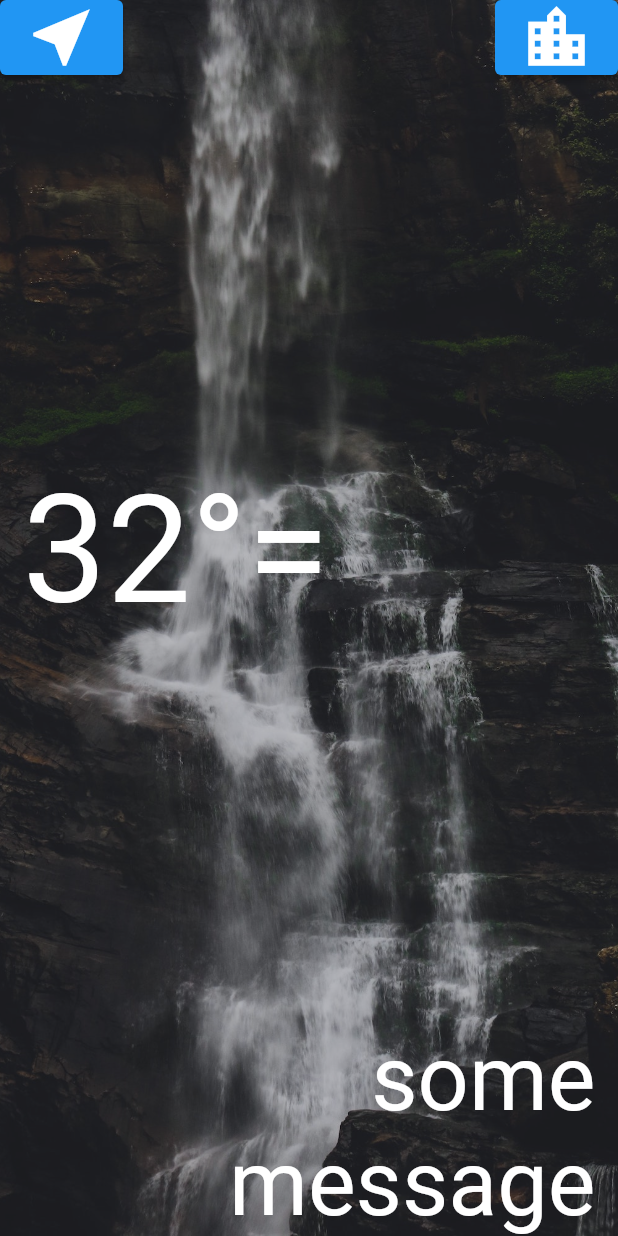
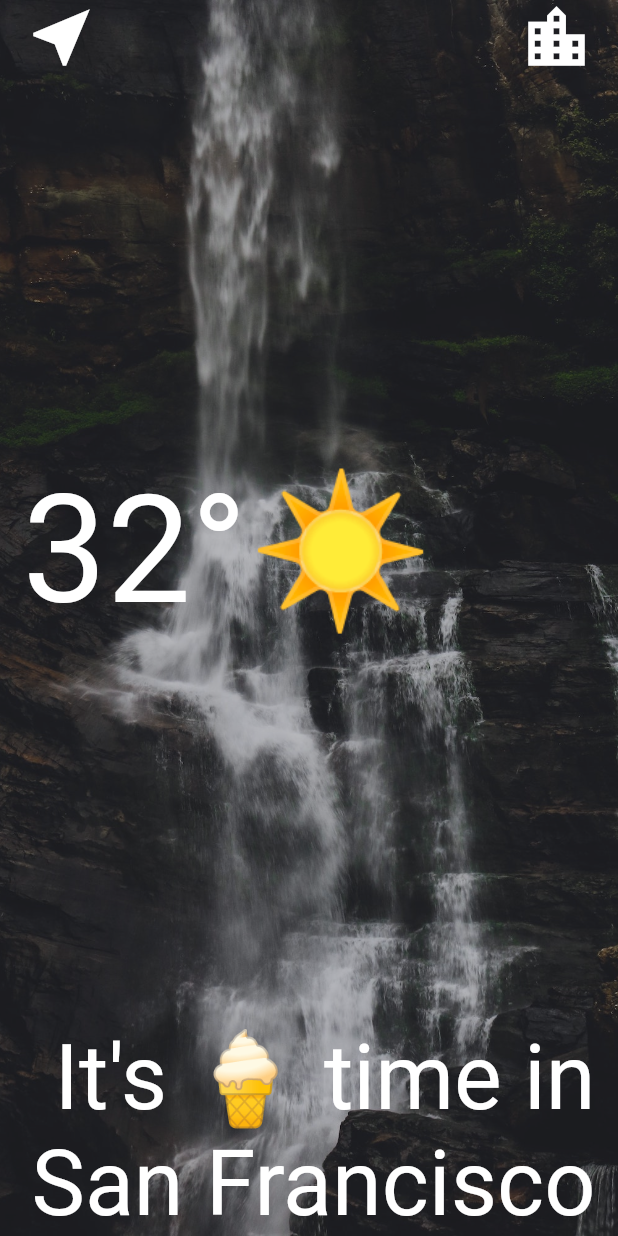
Before and after one commit to SergioSorokin/udemy_flutter_course, a Flutter app: the LocationScreen screen opened directly, on a phone screen of 412 x 824 dp. Run offline on Flutter 3.47's test engine with Material 2 defaults, Android fonts, the phone set to English and light mode, and no system bars; our stand-ins replace audioplayers, font_awesome_flutter, geolocator, rflutter_alert; Roboto replaces fonts that are missing (Spartan MB).

Commit message:
added style for ElevatedButton and emoji to text at location screen

```diff
--- a/lib/section/13/screens/location_screen.dart
+++ b/lib/section/13/screens/location_screen.dart
@@ -34,6 +34,12 @@ class _LocationScreenState extends State<LocationScreen> {
                 children: [
                   ElevatedButton(
                     onPressed: () {},
+                    style: ButtonStyle(
+                      backgroundColor:
+                          MaterialStateProperty.all<Color>(Colors.transparent),
+                      shadowColor:
+                          MaterialStateProperty.all<Color>(Colors.transparent),
+                    ),
                     child: const Icon(
                       Icons.near_me,
                       size: 50,
@@ -41,6 +47,12 @@ class _LocationScreenState extends State<LocationScreen> {
                   ),
                   ElevatedButton(
                     onPressed: () {},
+                    style: ButtonStyle(
+                      backgroundColor:
+                      MaterialStateProperty.all<Color>(Colors.transparent),
+                      shadowColor:
+                      MaterialStateProperty.all<Color>(Colors.transparent),
+                    ),
                     child: const Icon(
                       Icons.location_city,
                       size: 50,
@@ -57,7 +69,7 @@ class _LocationScreenState extends State<LocationScreen> {
                       style: kTempTextStyle,
                     ),
                     Text(
-                      '=',
+                      '☀',
                       style: kConditionTextStyle,
                     )
                   ],
@@ -66,7 +78,7 @@ class _LocationScreenState extends State<LocationScreen> {
               const Padding(
                 padding: EdgeInsets.only(right: 15),
                 child: Text(
-                  'some message',
+                  "It's 🍦 time in San Francisco",
                   textAlign: TextAlign.right,
                   style: kMessageTextStyle,
                 ),
```
